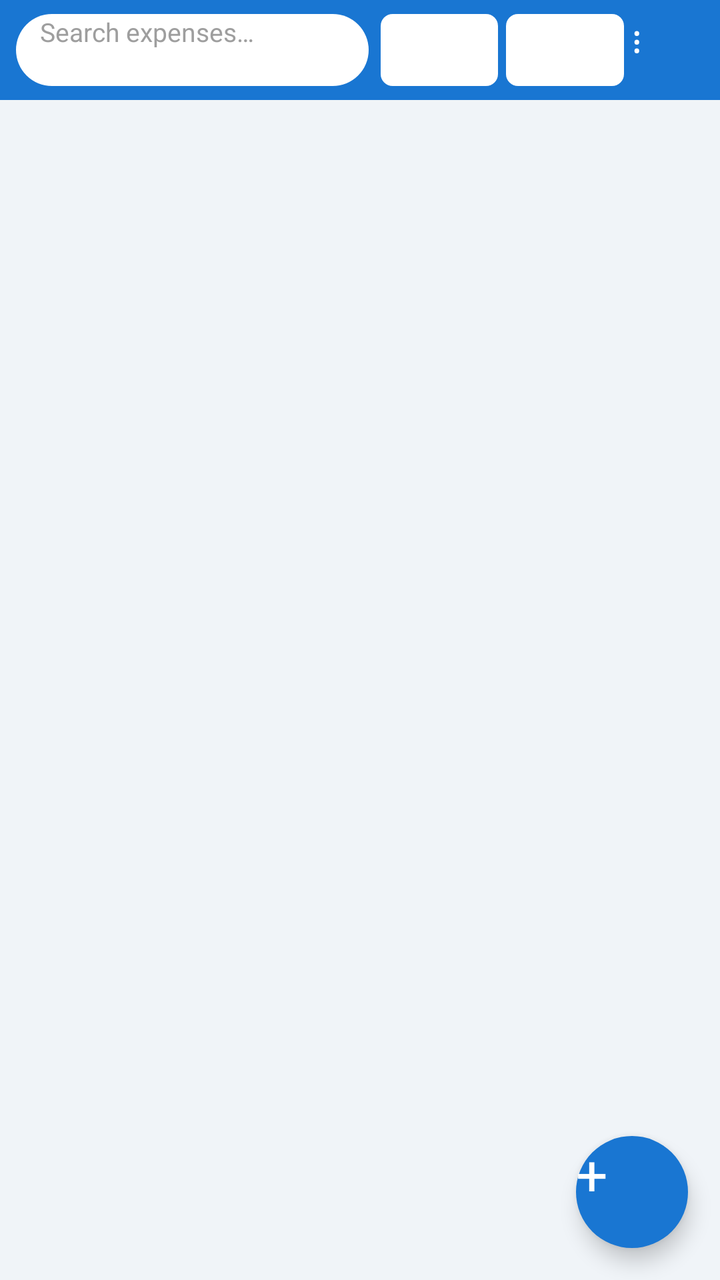
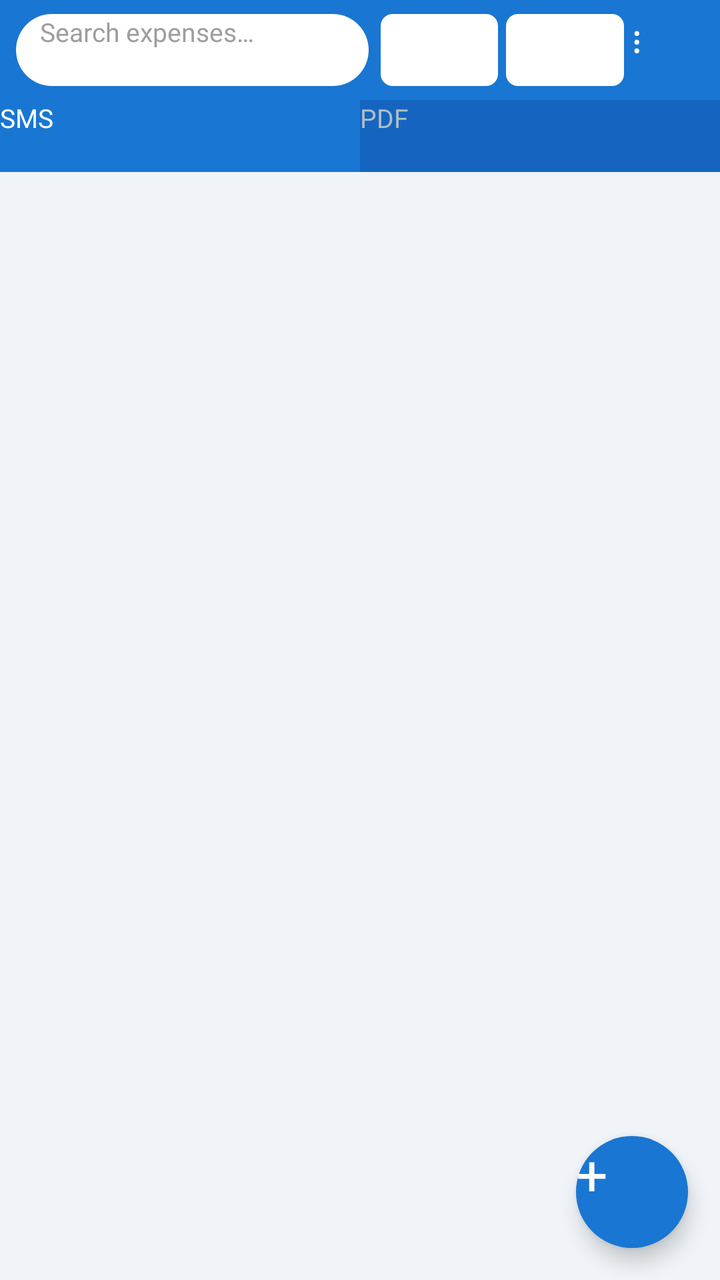

Screens rendered from an Android XML layout before and after an edit, with the pre-edit source and the edit as a unified diff.
<!-- AndroidManifest.xml: activity theme android:Theme.Material.Light.NoActionBar -->
<!-- res/layout/activity_main.xml -->
<?xml version="1.0" encoding="utf-8"?>
<FrameLayout xmlns:android="http://schemas.android.com/apk/res/android"
    android:layout_width="match_parent"
    android:layout_height="match_parent"
    android:background="#F0F4F8">

    <LinearLayout
        android:layout_width="match_parent"
        android:layout_height="match_parent"
        android:orientation="vertical">

        
        <LinearLayout
            android:layout_width="match_parent"
            android:layout_height="wrap_content"
            android:orientation="horizontal"
            android:background="#1976D2"
            android:paddingLeft="8dp"
            android:paddingRight="8dp"
            android:paddingTop="7dp"
            android:paddingBottom="7dp"
            android:gravity="center_vertical">

            <EditText
                android:id="@+id/etSearch"
                android:layout_width="0dp"
                android:layout_height="36dp"
                android:layout_weight="3"
                android:layout_marginRight="6dp"
                android:background="@drawable/bg_search"
                android:hint="@string/hint_search"
                android:paddingLeft="12dp"
                android:paddingRight="12dp"
                android:singleLine="true"
                android:inputType="text"
                android:textColor="#212121"
                android:textColorHint="#9E9E9E"
                android:textSize="13sp" />

            <Spinner
                android:id="@+id/spinnerFilter"
                android:layout_width="0dp"
                android:layout_height="36dp"
                android:layout_weight="1"
                android:layout_marginRight="4dp"
                android:background="@drawable/bg_spinner_white" />

            <Spinner
                android:id="@+id/spinnerSort"
                android:layout_width="0dp"
                android:layout_height="36dp"
                android:layout_weight="1"
                android:background="@drawable/bg_spinner_white" />

            <Button
                android:id="@+id/btnMenu"
                android:layout_width="36dp"
                android:layout_height="36dp"
                android:layout_marginLeft="4dp"
                android:text="⋮"
                android:textSize="18sp"
                android:textColor="#FFFFFF"
                android:background="@android:color/transparent"
                android:padding="0dp" />

        </LinearLayout>

        
        <ListView
            android:id="@+id/listExpenses"
            android:layout_width="match_parent"
            android:layout_height="0dp"
            android:layout_weight="1"
            android:divider="@android:color/transparent"
            android:dividerHeight="3dp"
            android:clipToPadding="false"
            android:paddingLeft="10dp"
            android:paddingRight="10dp"
            android:paddingTop="8dp"
            android:paddingBottom="72dp"
            android:scrollbarStyle="outsideOverlay"
            android:background="#F0F4F8" />

        <TextView
            android:id="@+id/tvEmpty"
            android:layout_width="match_parent"
            android:layout_height="0dp"
            android:layout_weight="1"
            android:gravity="center"
            android:text="@string/empty_expenses"
            android:textColor="#9E9E9E"
            android:textSize="15sp"
            android:paddingLeft="32dp"
            android:paddingRight="32dp"
            android:visibility="gone" />

    </LinearLayout>

    
    <Button
        android:id="@+id/fabAdd"
        android:layout_width="56dp"
        android:layout_height="56dp"
        android:layout_gravity="bottom|end"
        android:layout_margin="16dp"
        android:text="+"
        android:textSize="28sp"
        android:textColor="#FFFFFF"
        android:background="@drawable/bg_fab"
        android:elevation="6dp" />

</FrameLayout>
<!-- resources referenced by this layout -->
<resources>
  <!-- drawable bg_fab (drawable) -->
  <?xml version="1.0" encoding="utf-8"?>
  <ripple xmlns:android="http://schemas.android.com/apk/res/android"
      android:color="#1565C0">
      <item>
          <shape android:shape="oval">
              <solid android:color="#1976D2" />
          </shape>
      </item>
  </ripple>
  <!-- drawable bg_search (drawable) -->
  <?xml version="1.0" encoding="utf-8"?>
  <shape xmlns:android="http://schemas.android.com/apk/res/android"
      android:shape="rectangle">
      <solid android:color="#FFFFFF" />
      <corners android:radius="20dp" />
  </shape>
  <!-- drawable bg_spinner_white (drawable) -->
  <?xml version="1.0" encoding="utf-8"?>
  <shape xmlns:android="http://schemas.android.com/apk/res/android">
      <solid android:color="#FFFFFF" />
      <corners android:radius="6dp" />
  </shape>
  <string name="empty_expenses">No expenses yet.\nTap + to add one or import from SMS.</string>
  <string name="hint_search">Search expenses…</string>
</resources>

<!-- the commit's change to res/layout/activity_main.xml (unified diff, before → after) -->
@@ -66,6 +66,39 @@
         </LinearLayout>
 
         
+        <LinearLayout
+            android:layout_width="match_parent"
+            android:layout_height="36dp"
+            android:orientation="horizontal"
+            android:background="#1565C0">
+
+            <Button
+                android:id="@+id/btnTabSms"
+                android:layout_width="0dp"
+                android:layout_height="match_parent"
+                android:layout_weight="1"
+                android:text="SMS"
+                android:textSize="13sp"
+                android:textColor="#FFFFFF"
+                android:background="#1976D2"
+                android:padding="0dp"
+                android:minWidth="0dp" />
+
+            <Button
+                android:id="@+id/btnTabPdf"
+                android:layout_width="0dp"
+                android:layout_height="match_parent"
+                android:layout_weight="1"
+                android:text="PDF"
+                android:textSize="13sp"
+                android:textColor="#B0BEC5"
+                android:background="#1565C0"
+                android:padding="0dp"
+                android:minWidth="0dp" />
+
+        </LinearLayout>
+
+        
         <ListView
             android:id="@+id/listExpenses"
             android:layout_width="match_parent"
